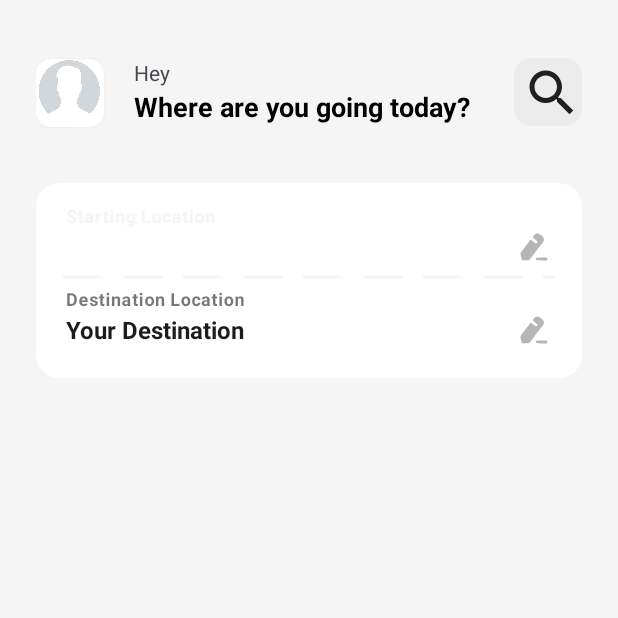
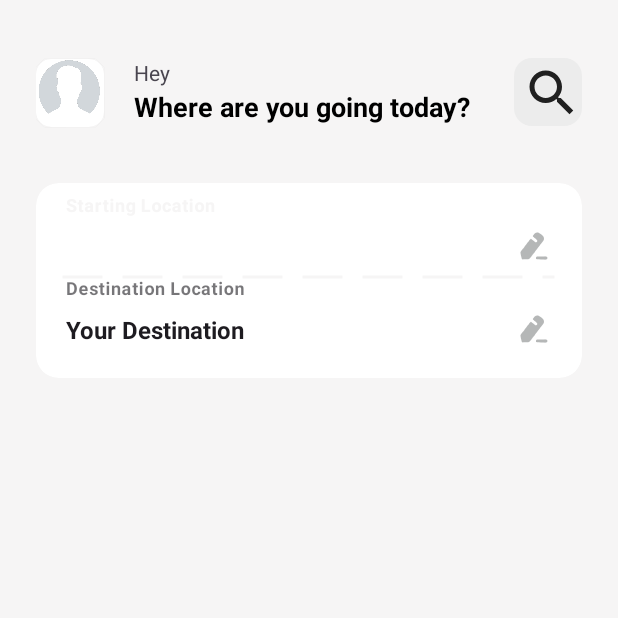
Before and after one commit to Makondelela/Uber_Clone, an Android app: the ChooseLocationActivity screen opened directly, with no data from a screen before it, on a phone screen of 412 x 824 dp, the top half of it. Run offline under Robolectric (Android 15) with nearby library versions, the phone set to English and light mode, and no system bars; our stand-ins replace Firebase (no records; nobody signed in at launch, a user with empty details on screens opened directly).

Commit message:
Update activity_choose_location.xml

```diff
--- a/app/src/main/res/layout/activity_choose_location.xml
+++ b/app/src/main/res/layout/activity_choose_location.xml
@@ -77,9 +77,8 @@
             <AutoCompleteTextView
                 android:id="@+id/editPickUp"
                 android:layout_width="match_parent"
-                android:layout_height="wrap_content"
+                android:layout_height="48dp"
                 android:layout_gravity="center"
-
                 android:layout_margin="20sp"
                 android:background="@color/white"
                 android:drawableEnd="@drawable/ic_pictu"
@@ -111,7 +110,7 @@
             <AutoCompleteTextView
                 android:id="@+id/editDestination"
                 android:layout_width="match_parent"
-                android:layout_height="wrap_content"
+                android:layout_height="48dp"
                 android:layout_gravity="center"
                 android:layout_margin="20sp"
                 android:background="@color/white"
@@ -129,4 +128,40 @@
 
     </androidx.cardview.widget.CardView>
 
+    <androidx.cardview.widget.CardView
+        android:layout_width="match_parent"
+        android:id="@+id/cardV2"
+        android:layout_marginTop="-110dp"
+        android:layout_height="170dp"
+        app:cardElevation="10dp"
+        app:cardCornerRadius="12dp"
+        app:cardMaxElevation="12dp"
+
+        app:cardPreventCornerOverlap="true"
+        android:visibility="gone"
+        app:cardUseCompatPadding="true">
+
+        <ProgressBar
+            android:id="@+id/loading_indicator"
+            android:layout_width="80dp"
+            android:layout_height="80dp"
+            android:layout_marginTop="5dp"
+            android:layout_gravity="center_horizontal"
+            android:layout_centerInParent="true"
+
+            />
+
+        <TextView
+            android:id="@+id/loading_text"
+            android:layout_width="wrap_content"
+            android:layout_marginTop="90dp"
+            android:layout_height="wrap_content"
+            android:textSize="20dp"
+            android:layout_below="@id/loading_indicator"
+            android:layout_centerHorizontal="true"
+            android:text="Drawing Route ..."
+            android:layout_gravity="center_horizontal"
+            />
+
+    </androidx.cardview.widget.CardView>
 </LinearLayout>
```
